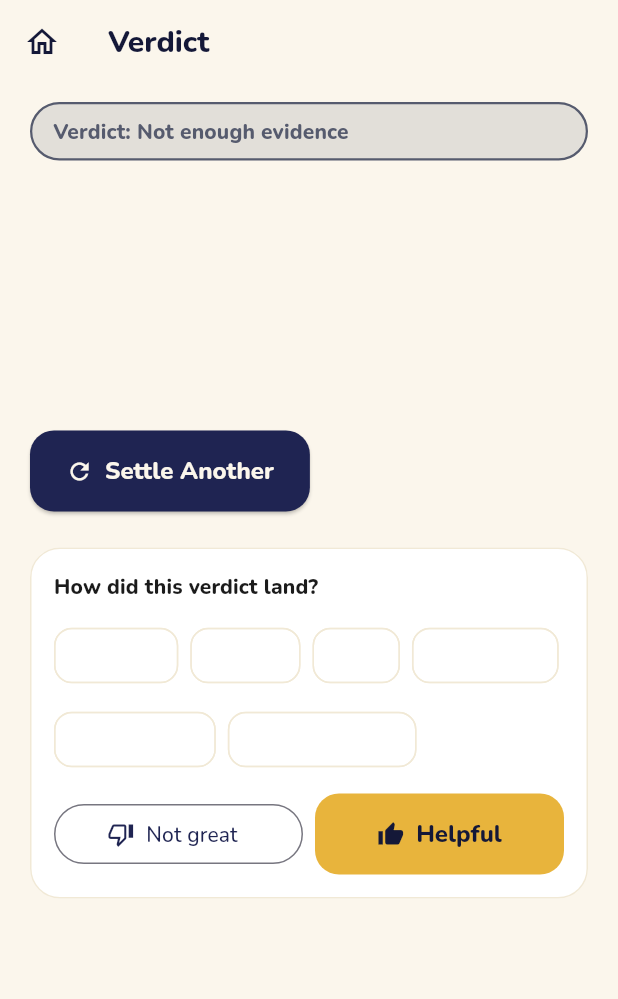
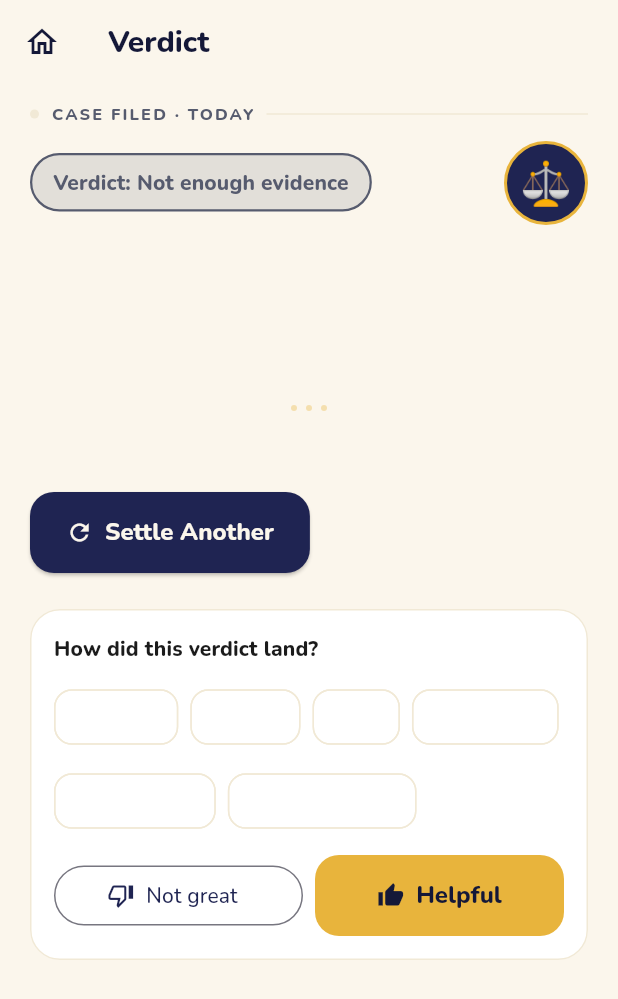
Before and after one commit to cryptochris8/settle-this, a Flutter app: the VerdictResultScreen screen opened directly with empty values, on a phone screen of 412 x 824 dp. Shown: the top 999 px of the screen. Run offline on Flutter 3.47's test engine with Material 3 defaults, Android fonts, the phone set to English and light mode, and no system bars; our stand-ins replace cloud_firestore, cloud_functions, firebase_analytics, firebase_auth, firebase_core, firebase_crashlytics and 5 more; missing offline and left inert: purchases_flutter; accounts and stored records are empty.

Commit message:
ui(verdict): add VerdictHero with docket header + Pip stub mascot
Top of the verdict screen now opens with:
- A faux "CASE FILED · TODAY" docket strip (small cream dot + tracked
  letters + thin divider line) — gives the scroll a quiet courtroom
  beat.
- VerdictBadge + verdict title stacked underneath, left-aligned.
- A 56px circular "tiny judge" stub on the right (navy fill, gold
  scales-of-justice glyph, gold border) that slides in from the right
  on first build (~600ms, easeOutBack). Slide is suppressed under
  MediaQuery.disableAnimationsOf — final state appears instantly.

The stub is a deliberate placeholder for the real Judge Pip
illustration. Swap is a one-line change inside `_PipStub`: replace the
Text widget with `Image.asset('assets/pip_triumph.png', ...)`
and `pip_listening.png` for the soft-redirect variant. Same dimensions
and silhouette so no surrounding layout will shift.

Soft-redirect variant uses the same widget — header reads "A SERIOUS
MOMENT", badge is hidden, stub recolors to cream-on-navy-border with
a navy-deep glyph for a quieter, listening-judge feel.

Also added DocketDivider — a three-dot gold divider — between the
"what they got right" and "what was missed" sections. Decorative
(ExcludeSemantics) — visual rhythm only.

Files:
- new: settle_this/lib/features/verdict/presentation/verdict_hero.dart
- mod: settle_this/lib/features/verdict/presentation/verdict_result_screen.dart
  (replaced inline badge + title with VerdictHero, removed now-unused
   verdict_badge import, added DocketDivider between section pairs)

Co-Authored-By: Claude Opus 4.7 (1M context) <noreply@anthropic.com>

```diff
--- /dev/null
+++ b/settle_this/lib/features/verdict/presentation/verdict_hero.dart
@@ -0,0 +1,222 @@
+import 'package:flutter/material.dart';
+
+import '../../../app/theme.dart';
+import '../../../shared/widgets/verdict_badge.dart';
+import '../domain/verdict_status.dart';
+
+/// Hero block at the top of the verdict result screen.
+///
+/// Renders a faux-docket header strip, the verdict badge + title, and a
+/// circular "tiny judge" mascot stub that slides in from the right on first
+/// build. The stub is a gold scales-of-justice glyph on a navy circle —
+/// designed to be swapped for a `Image.asset` of the real Judge Pip art in
+/// one place once the illustration ships.
+///
+/// On soft-redirect the badge is suppressed and the mascot uses a quieter
+/// treatment (filled cream circle, scale icon at lower opacity) — same
+/// silhouette, calmer energy.
+class VerdictHero extends StatefulWidget {
+  const VerdictHero({
+    required this.title,
+    required this.who,
+    required this.isSoftRedirect,
+    super.key,
+  });
+
+  final String title;
+  final WhoWasMoreRight who;
+  final bool isSoftRedirect;
+
+  @override
+  State<VerdictHero> createState() => _VerdictHeroState();
+}
+
+class _VerdictHeroState extends State<VerdictHero>
+    with SingleTickerProviderStateMixin {
+  late final AnimationController _ctrl;
+
+  @override
+  void initState() {
+    super.initState();
+    _ctrl = AnimationController(
+      vsync: this,
+      duration: const Duration(milliseconds: 600),
+    );
+    WidgetsBinding.instance.addPostFrameCallback((_) {
+      if (!mounted) return;
+      final reduce = MediaQuery.disableAnimationsOf(context);
+      if (reduce) {
+        _ctrl.value = 1.0;
+      } else {
+        _ctrl.forward();
+      }
+    });
+  }
+
+  @override
+  void dispose() {
+    _ctrl.dispose();
+    super.dispose();
+  }
+
+  @override
+  Widget build(BuildContext context) {
+    final theme = Theme.of(context);
+    return Column(
+      crossAxisAlignment: CrossAxisAlignment.stretch,
+      children: [
+        _DocketHeaderStrip(isSoftRedirect: widget.isSoftRedirect),
+        const SizedBox(height: 18),
+        Stack(
+          clipBehavior: Clip.none,
+          children: [
+            Padding(
+              padding: const EdgeInsets.only(right: 72),
+              child: Column(
+                crossAxisAlignment: CrossAxisAlignment.start,
+                children: [
+                  if (!widget.isSoftRedirect) ...[
+                    VerdictBadge(who: widget.who),
+                    const SizedBox(height: 14),
+                  ],
+                  Text(
+                    widget.title,
+                    style: theme.textTheme.headlineSmall?.copyWith(
+                      fontWeight: FontWeight.w900,
+                      color: SettleThisColors.navyDeep,
+                      height: 1.2,
+                    ),
+                  ),
+                ],
+              ),
+            ),
+            Positioned(
+              top: -8,
+              right: 0,
+              child: AnimatedBuilder(
+                animation: _ctrl,
+                builder: (context, child) {
+                  final slide = (1 - _ctrl.value) * 48;
+                  return Transform.translate(
+                    offset: Offset(slide, 0),
+                    child: Opacity(opacity: _ctrl.value, child: child),
+                  );
+                },
+                child: _PipStub(quiet: widget.isSoftRedirect),
+              ),
+            ),
+          ],
+        ),
+      ],
+    );
+  }
+}
+
+class _DocketHeaderStrip extends StatelessWidget {
+  const _DocketHeaderStrip({required this.isSoftRedirect});
+
+  final bool isSoftRedirect;
+
+  @override
+  Widget build(BuildContext context) {
+    final theme = Theme.of(context);
+    final label = isSoftRedirect ? 'A SERIOUS MOMENT' : 'CASE FILED · TODAY';
+    return Row(
+      children: [
+        Container(
+          width: 6,
+          height: 6,
+          decoration: const BoxDecoration(
+            color: SettleThisColors.creamDeep,
+            shape: BoxShape.circle,
+          ),
+        ),
+        const SizedBox(width: 8),
+        Text(
+          label,
+          style: theme.textTheme.labelSmall?.copyWith(
+            color: SettleThisColors.inkSoft,
+            letterSpacing: 1.4,
+            fontWeight: FontWeight.w800,
+          ),
+        ),
+        const SizedBox(width: 8),
+        Expanded(
+          child: Container(
+            height: 1,
+            color: SettleThisColors.creamDeep,
+          ),
+        ),
+      ],
+    );
+  }
+}
+
+/// Stand-in for Judge Pip until the real illustration ships. Same circular
+/// silhouette so the swap is a one-line change — replace this widget's body
+/// with `Image.asset('assets/pip_triumph.png', width: 56, height: 56)` (and
+/// `pip_listening.png` when `quiet` is true).
+class _PipStub extends StatelessWidget {
+  const _PipStub({required this.quiet});
+
+  final bool quiet;
+
+  @override
+  Widget build(BuildContext context) {
+    return Semantics(
+      label: 'The tiny judge',
+      child: Container(
+        width: 56,
+        height: 56,
+        decoration: BoxDecoration(
+          color: quiet ? SettleThisColors.cream : SettleThisColors.navy,
+          shape: BoxShape.circle,
+          border: Border.all(
+            color: SettleThisColors.gavelGold,
+            width: 2,
+          ),
+        ),
+        alignment: Alignment.center,
+        child: Text(
+          '⚖', // ⚖ scales of justice — placeholder until Pip art lands
+          style: TextStyle(
+            fontSize: 28,
+            color: quiet
+                ? SettleThisColors.navyDeep
+                : SettleThisColors.gavelGold,
+          ),
+        ),
+      ),
+    );
+  }
+}
+
+/// 3-dot gold divider used between section pairs on the verdict screen to
+/// give the scroll a subtle "court docket" beat. Decorative only.
+class DocketDivider extends StatelessWidget {
+  const DocketDivider({super.key});
+
+  @override
+  Widget build(BuildContext context) {
+    return ExcludeSemantics(
+      child: Padding(
+        padding: const EdgeInsets.symmetric(vertical: 6),
+        child: Row(
+          mainAxisAlignment: MainAxisAlignment.center,
+          children: List<Widget>.generate(
+            3,
+            (i) => Container(
+              width: 4,
+              height: 4,
+              margin: const EdgeInsets.symmetric(horizontal: 3),
+              decoration: BoxDecoration(
+                color: SettleThisColors.gavelGold.withValues(alpha: 0.35),
+                shape: BoxShape.circle,
+              ),
+            ),
+          ),
+        ),
+      ),
+    );
+  }
+}
--- a/settle_this/lib/features/verdict/presentation/verdict_result_screen.dart
+++ b/settle_this/lib/features/verdict/presentation/verdict_result_screen.dart
@@ -5,12 +5,12 @@ import 'package:go_router/go_router.dart';
 
 import '../../../app/router.dart';
 import '../../../app/theme.dart';
-import '../../../shared/widgets/verdict_badge.dart';
 import '../../history/data/history_repository.dart';
 import '../domain/dispute_case.dart';
 import '../domain/verdict.dart';
 import '../domain/verdict_status.dart';
 import 'verdict_card_widget.dart';
+import 'verdict_hero.dart';
 
 class VerdictResultScreen extends ConsumerWidget {
   const VerdictResultScreen({required this.caseId, super.key});
@@ -69,16 +69,12 @@ class _VerdictBody extends ConsumerWidget {
       child: Column(
         crossAxisAlignment: CrossAxisAlignment.stretch,
         children: [
-          if (!isSoftRedirect) VerdictBadge(who: verdict.whoWasMoreRight),
-          if (!isSoftRedirect) const SizedBox(height: 16),
-          Text(
-            verdict.title,
-            style: Theme.of(context).textTheme.headlineSmall?.copyWith(
-                  fontWeight: FontWeight.w900,
-                  color: SettleThisColors.navyDeep,
-                ),
+          VerdictHero(
+            title: verdict.title,
+            who: verdict.whoWasMoreRight,
+            isSoftRedirect: isSoftRedirect,
           ),
-          const SizedBox(height: 12),
+          const SizedBox(height: 16),
           Text(
             verdict.summaryVerdict,
             style: Theme.of(context).textTheme.bodyLarge?.copyWith(height: 1.5),
@@ -101,7 +97,7 @@ class _VerdictBody extends ConsumerWidget {
               icon: Icons.handshake_outlined,
               tone: VerdictSectionTone.gotRight,
             ),
-            const SizedBox(height: 8),
+            const DocketDivider(),
           ],
           VerdictSection(
             title: 'What was missed',
```
